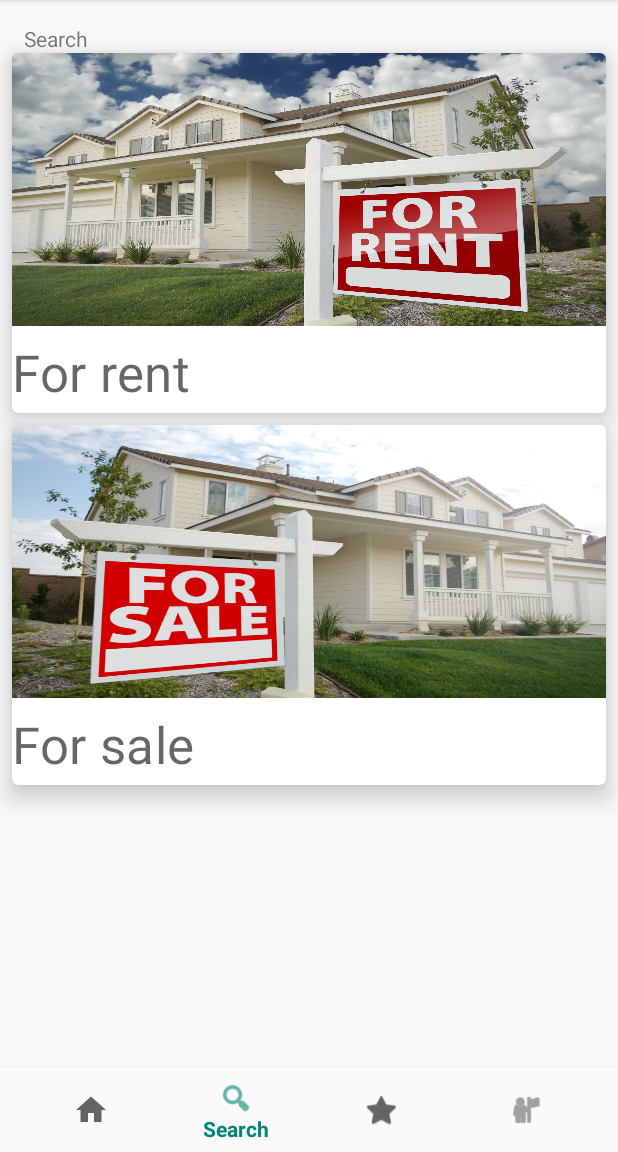
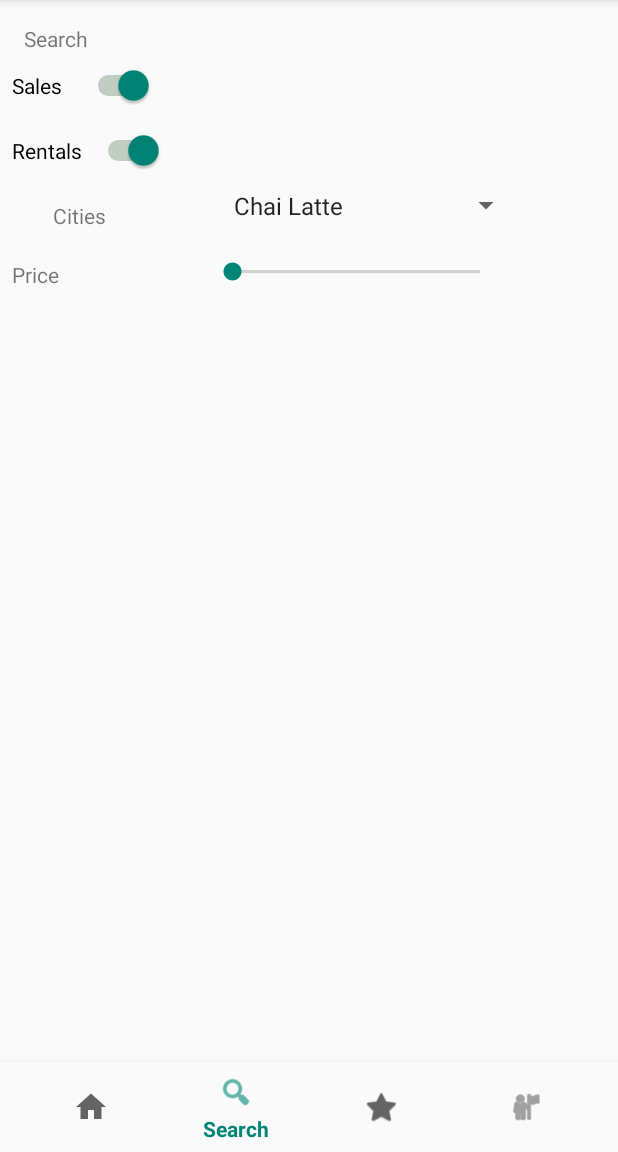
Before and after one commit to vildanap/real_estate, an Android app: the screen it shows after launch (MainActivity), item 2 of the bottom bar chosen, on a phone screen of 412 x 824 dp, the part 84-1236 px from its top. Run offline under Robolectric (Android 15) with nearby library versions, the phone set to English and light mode, and no system bars.

Commit message:
fragments nav bar

```diff
--- a/app/src/main/AndroidManifest.xml
+++ b/app/src/main/AndroidManifest.xml
@@ -23,10 +23,6 @@
                 <category android:name="android.intent.category.LAUNCHER"/>
             </intent-filter>
         </activity>
-        <activity
-                android:name=".LoginActivity"
-                android:label="@string/title_activity_login">
-        </activity>
     </application>
 
 </manifest>
--- /dev/null
+++ b/app/src/main/java/com/draos/nekretnine/nekretnineui/HomeFragment.java
@@ -0,0 +1,49 @@
+package com.draos.nekretnine.nekretnineui;
+
+import android.content.Context;
+import android.os.Bundle;
+import android.support.v4.app.Fragment;
+import android.view.LayoutInflater;
+import android.view.View;
+import android.view.ViewGroup;
+
+public class HomeFragment extends Fragment {
+    private SearchFragment.OnFragmentInteractionListener listener;
+
+    public static HomeFragment newInstance() {
+        return new HomeFragment();
+    }
+
+    @Override
+    public void onCreate(Bundle savedInstanceState) {
+        super.onCreate(savedInstanceState);
+    }
+
+    @Override
+    public View onCreateView(LayoutInflater inflater, ViewGroup container,
+                             Bundle savedInstanceState) {
+        View view = inflater.inflate(R.layout.fragment_home, container, false);
+        // recyclerView = (RecyclerView) view.findViewById(R.id.recycler_view);
+        return view;
+    }
+
+    @Override
+    public void onAttach(Context context) {
+        super.onAttach(context);
+        if (context instanceof SearchFragment.OnFragmentInteractionListener) {
+            listener = (SearchFragment.OnFragmentInteractionListener) context;
+        } else {
+            throw new RuntimeException(context.toString()
+                    + " must implement OnFragmentInteractionListener");
+        }
+    }
+
+    @Override
+    public void onDetach() {
+        super.onDetach();
+        listener = null;
+    }
+
+    public interface OnFragmentInteractionListener {
+    }
+}
--- a/app/src/main/java/com/draos/nekretnine/nekretnineui/MainActivity.java
+++ b/app/src/main/java/com/draos/nekretnine/nekretnineui/MainActivity.java
@@ -4,36 +4,53 @@ import android.content.Intent;
 import android.os.Bundle;
 import android.support.annotation.NonNull;
 import android.support.design.widget.BottomNavigationView;
+import android.support.v4.app.Fragment;
+import android.support.v4.app.FragmentTransaction;
 import android.support.v7.app.AppCompatActivity;
 import android.view.MenuItem;
 import android.widget.TextView;
 
-public class MainActivity extends AppCompatActivity {
+public class MainActivity extends AppCompatActivity implements
+        SearchFragment.OnFragmentInteractionListener,
+        HomeFragment.OnFragmentInteractionListener,
+        AccountFragment.OnFragmentInteractionListener{
 
     @Override
     protected void onCreate(Bundle savedInstanceState) {
         super.onCreate(savedInstanceState);
         setContentView(R.layout.activity_main);
+        FragmentTransaction fragmentTransaction = getSupportFragmentManager().beginTransaction();
+        fragmentTransaction.replace(R.id.frame_layout, HomeFragment.newInstance());
+        fragmentTransaction.commit();
         final TextView title = (TextView) findViewById(R.id.message);
-        title.setText("Home");
         BottomNavigationView navigation = (BottomNavigationView) findViewById(R.id.navigation);
         navigation.setOnNavigationItemSelectedListener(new BottomNavigationView.OnNavigationItemSelectedListener() {
             @Override
             public boolean onNavigationItemSelected(@NonNull MenuItem item) {
+                Fragment fragment = null;
                 switch (item.getItemId()) {
                     case R.id.navigation_home:
+                        title.setText("Home");
+                        fragment = HomeFragment.newInstance();
                         break;
                     case R.id.navigation_search:
                         title.setText("Search");
+                        fragment = SearchFragment.newInstance();
                         break;
                     case R.id.navigation_favourites:
                         title.setText("Favourites");
                         break;
                     case R.id.navigation_account:
-                        Intent b = new Intent(MainActivity.this,LoginActivity.class);
-                        startActivity(b);
+                        fragment = AccountFragment.newInstance();
                         break;
                 }
+
+                if (fragment != null) {
+                    FragmentTransaction fragmentTransaction = getSupportFragmentManager().beginTransaction();
+                    fragmentTransaction.replace(R.id.frame_layout, fragment);
+                    fragmentTransaction.commit();
+                }
+
                 return true;
             }
         });
--- /dev/null
+++ b/app/src/main/java/com/draos/nekretnine/nekretnineui/SearchFragment.java
@@ -0,0 +1,58 @@
+package com.draos.nekretnine.nekretnineui;
+
+import android.content.Context;
+import android.os.Bundle;
+import android.support.v4.app.Fragment;
+import android.support.v7.widget.RecyclerView;
+import android.view.LayoutInflater;
+import android.view.View;
+import android.view.ViewGroup;
+import android.widget.ArrayAdapter;
+import android.widget.Spinner;
+
+public class SearchFragment extends Fragment {
+    private OnFragmentInteractionListener listener;
+
+    public static SearchFragment newInstance() {
+        return new SearchFragment();
+    }
+
+    @Override
+    public void onCreate(Bundle savedInstanceState) {
+        super.onCreate(savedInstanceState);
+    }
+
+    @Override
+    public View onCreateView(LayoutInflater inflater, ViewGroup container,
+                             Bundle savedInstanceState) {
+        View view = inflater.inflate(R.layout.fragment_search, container, false);
+       // recyclerView = (RecyclerView) view.findViewById(R.id.recycler_view);
+        Spinner cities = (Spinner) view.findViewById(R.id.spinnercities);
+
+        String[] items = new String[] { "Chai Latte", "Green Tea", "Black Tea" };
+
+        ArrayAdapter<String> adapter = new ArrayAdapter<String>(this.getContext(),android.R.layout.simple_spinner_item, items);
+        cities.setAdapter(adapter);
+        return view;
+    }
+
+    @Override
+    public void onAttach(Context context) {
+        super.onAttach(context);
+        if (context instanceof OnFragmentInteractionListener) {
+            listener = (OnFragmentInteractionListener) context;
+        } else {
+            throw new RuntimeException(context.toString()
+                    + " must implement OnFragmentInteractionListener");
+        }
+    }
+
+    @Override
+    public void onDetach() {
+        super.onDetach();
+        listener = null;
+    }
+
+    public interface OnFragmentInteractionListener {
+    }
+}
--- a/app/src/main/res/layout/activity_main.xml
+++ b/app/src/main/res/layout/activity_main.xml
@@ -8,7 +8,18 @@
         android:layout_width="match_parent"
         android:layout_height="match_parent"
         tools:context=".MainActivity">
-
+<ScrollView xmlns:android="http://schemas.android.com/apk/res/android"
+            xmlns:app="http://schemas.android.com/apk/res-auto"
+            xmlns:tools="http://schemas.android.com/tools"
+            android:id="@+id/scroll"
+            android:layout_width="match_parent"
+            android:layout_height="match_parent"
+            android:layout_weight="1">
+    <LinearLayout android:layout_width="match_parent"
+                  android:orientation="vertical" android:layout_height="match_parent"
+                  android:id="@+id/linear"
+                  android:layout_above="@id/navigation"
+                  android:layout_alignParentTop="true">
         <TextView
                 android:id="@+id/message"
                 android:layout_width="wrap_content"
@@ -20,77 +31,30 @@
                 app:layout_constraintTop_toTopOf="parent"
         />
 
-    <!-- A CardView that contains a TextView -->
-    <android.support.v7.widget.CardView
-            xmlns:card_view="http://schemas.android.com/apk/res-auto"
-            android:id="@+id/rentals_card"
-            android:layout_gravity="center"
+
+    <FrameLayout
+            android:id="@+id/content"
             android:layout_width="match_parent"
-            android:layout_height="240dp"
-            card_view:cardElevation="10dp"
-            card_view:cardCornerRadius="4dp" android:layout_marginEnd="8dp"
-            card_view:layout_constraintEnd_toEndOf="parent" android:layout_marginRight="8dp"
-            card_view:layout_constraintTop_toBottomOf="@+id/message" android:layout_marginStart="8dp"
-            card_view:layout_constraintStart_toStartOf="parent" android:layout_marginLeft="8dp">
-
-        <ImageView
+            android:layout_height="0dp"
+            android:layout_weight="1">
+        <FrameLayout
+                android:id="@+id/frame_layout"
                 android:layout_width="match_parent"
-                android:layout_height="182dp"
-                android:scaleType="fitXY"
-                android:src="@drawable/rent"
-                android:id="@+id/imageView"/>
-        <TextView
-                android:id="@+id/rentals_text"
-                android:layout_width="match_parent"
-                android:layout_height="match_parent"
-                android:paddingTop="190dp"
-                android:text="@string/title_rentals" android:textAppearance="@style/TextAppearance.MaterialComponents.Headline4"/>
-    </android.support.v7.widget.CardView>
-
-    <!-- A CardView that contains a TextView -->
-    <android.support.v7.widget.CardView
-            xmlns:card_view="http://schemas.android.com/apk/res-auto"
-            android:id="@+id/sales_card"
-            android:layout_gravity="center"
-            android:layout_width="match_parent"
-            android:layout_height="240dp"
-            card_view:cardCornerRadius="4dp" android:layout_marginBottom="8dp"
-            card_view:layout_constraintBottom_toTopOf="@+id/navigation" android:layout_marginTop="8dp"
-            card_view:layout_constraintTop_toBottomOf="@+id/rentals_card" android:layout_marginEnd="8dp"
-            card_view:layout_constraintEnd_toEndOf="parent" android:layout_marginRight="8dp"
-            card_view:cardElevation="10dp"
-            android:layout_marginStart="8dp" card_view:layout_constraintStart_toStartOf="parent"
-            android:layout_marginLeft="8dp" card_view:layout_constraintHorizontal_bias="1.0"
-            card_view:layout_constraintVertical_bias="0.0">
-
-        <ImageView
-                android:layout_width="match_parent"
-                android:scaleType="fitXY"
-                android:layout_height="182dp"
-                android:src="@drawable/sale"
-                android:id="@+id/imageSales"/>
-        <TextView
-                android:id="@+id/sales_text"
-                android:layout_width="match_parent"
-                android:layout_height="wrap_content"
-                android:layout_below="@id/imageSales"
-                android:paddingTop="190dp"
-                android:text="@string/title_sales" android:textAppearance="@style/TextAppearance.MaterialComponents.Headline4"/>
-
-    </android.support.v7.widget.CardView>
-
+                android:layout_height="match_parent"/>
+    </FrameLayout>
+    </LinearLayout>
+</ScrollView>
 
     <android.support.design.widget.BottomNavigationView
             android:id="@+id/navigation"
             android:layout_width="0dp"
-            android:layout_height="wrap_content"
-            android:layout_marginEnd="0dp"
-            android:layout_marginStart="0dp"
             android:background="?android:attr/windowBackground"
-            app:layout_constraintBottom_toBottomOf="parent"
+            app:layout_constraintBottom_toBottomOf="@id/scroll"
             app:layout_constraintLeft_toLeftOf="parent"
             app:layout_constraintRight_toRightOf="parent"
             android:layout_alignParentBottom="true"
+            android:layout_height="60dp"
+            android:layout_gravity="bottom"
             app:menu="@menu/navigation"/>
 
 </android.support.constraint.ConstraintLayout>
--- /dev/null
+++ b/app/src/main/res/layout/fragment_search.xml
@@ -0,0 +1,59 @@
+<?xml version="1.0" encoding="utf-8"?>
+<android.support.constraint.ConstraintLayout xmlns:android="http://schemas.android.com/apk/res/android"
+                                             xmlns:app="http://schemas.android.com/apk/res-auto" xmlns:tools="http://schemas.android.com/tools" android:layout_width="match_parent"
+                                             android:layout_height="match_parent">
+
+    <Switch
+            android:text="Sales    "
+            android:layout_width="wrap_content"
+            android:layout_height="wrap_content" android:id="@+id/switchsales"
+            app:layout_constraintStart_toStartOf="parent"
+            android:layout_marginLeft="8dp" android:layout_marginStart="8dp" android:layout_marginTop="8dp"
+            app:layout_constraintTop_toTopOf="parent"
+            android:thumbTint="@color/colorPrimary"
+            android:checked="true"/>
+    <Switch
+            android:text="Rentals  "
+            android:layout_width="wrap_content"
+            android:layout_height="wrap_content" android:id="@+id/switchrentals"
+            app:layout_constraintEnd_toEndOf="parent" android:layout_marginEnd="8dp" android:layout_marginRight="8dp"
+            app:layout_constraintStart_toStartOf="parent"
+            android:layout_marginLeft="8dp" android:layout_marginStart="8dp"
+            app:layout_constraintHorizontal_bias="0.0" android:layout_marginTop="16dp"
+            app:layout_constraintTop_toBottomOf="@+id/switchsales"
+            android:thumbTint="@color/colorPrimary"
+            android:checked="true"/>
+    <Spinner
+            android:id="@+id/spinnercities"
+            android:layout_width="200dp"
+            android:layout_height="30dp"
+            app:layout_constraintTop_toBottomOf="@+id/switchrentals"
+            android:layout_marginTop="8dp" app:layout_constraintEnd_toEndOf="parent" android:layout_marginEnd="64dp"
+            android:layout_marginRight="64dp"/>
+    <TextView
+            android:text="Cities"
+            android:layout_width="wrap_content"
+            android:layout_height="wrap_content"
+            android:id="@+id/textView6" app:layout_constraintEnd_toStartOf="@+id/spinnercities"
+            android:layout_marginEnd="8dp" android:layout_marginRight="8dp"
+            app:layout_constraintStart_toStartOf="parent" android:layout_marginLeft="8dp"
+            android:layout_marginStart="8dp" android:layout_marginTop="20dp"
+            app:layout_constraintTop_toBottomOf="@+id/switchrentals" app:layout_constraintHorizontal_bias="0.285"/>
+    <TextView
+            android:text="Price"
+            android:layout_width="wrap_content"
+            android:layout_height="wrap_content"
+            android:id="@+id/textView7" android:layout_marginTop="20dp"
+            app:layout_constraintTop_toBottomOf="@+id/textView6" app:layout_constraintStart_toStartOf="parent"
+            android:layout_marginLeft="8dp" android:layout_marginStart="8dp"/>
+    <SeekBar
+            android:layout_width="197dp"
+            android:layout_height="0dp"
+            android:id="@+id/seekBar" app:layout_constraintStart_toEndOf="@+id/textView7"
+            android:layout_marginLeft="8dp" android:layout_marginStart="8dp" app:layout_constraintEnd_toEndOf="parent"
+            android:layout_marginEnd="8dp" android:layout_marginRight="8dp"
+            app:layout_constraintHorizontal_bias="0.572" android:layout_marginTop="20dp"
+            app:layout_constraintTop_toBottomOf="@+id/spinnercities"
+            android:thumbTint="@color/colorPrimary"/>
+
+</android.support.constraint.ConstraintLayout>
--- a/app/src/main/res/values/colors.xml
+++ b/app/src/main/res/values/colors.xml
@@ -2,5 +2,6 @@
 <resources>
     <color name="colorPrimary">#008577</color>
     <color name="colorPrimaryDark">#00574B</color>
-    <color name="colorAccent">#D81B60</color>
+    <color name="colorAccent">#194b19</color>
+    <color name="colorSwitch">#194b19</color>
 </resources>
```
Also changed, not shown: app/src/main/java/com/draos/nekretnine/nekretnineui/AccountFragment.java (added, +49 -0 lines), app/src/main/java/com/draos/nekretnine/nekretnineui/LoginActivity.java (deleted, +0 -76 lines), app/src/main/res/layout/fragment_account.xml (renamed from app/src/main/res/layout/activity_login.xml, +4 -32 lines), app/src/main/res/layout/fragment_home.xml (added, +66 -0 lines). Lines whose indentation alone changed are shown as unchanged.
